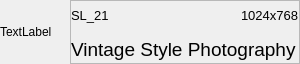
This is leonardo_ai/view/model_item.ui in rainu/krita-leonardo-ai as Qt 5 draws it before an edit. The edited form follows.
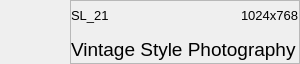
This is the edited form.

Diff of the .ui file:
```diff
--- a/leonardo_ai/view/model_item.ui
+++ b/leonardo_ai/view/model_item.ui
@@ -47,7 +47,7 @@
       </size>
      </property>
      <property name="text">
-      <string>TextLabel</string>
+      <string/>
      </property>
     </widget>
    </item>
```
